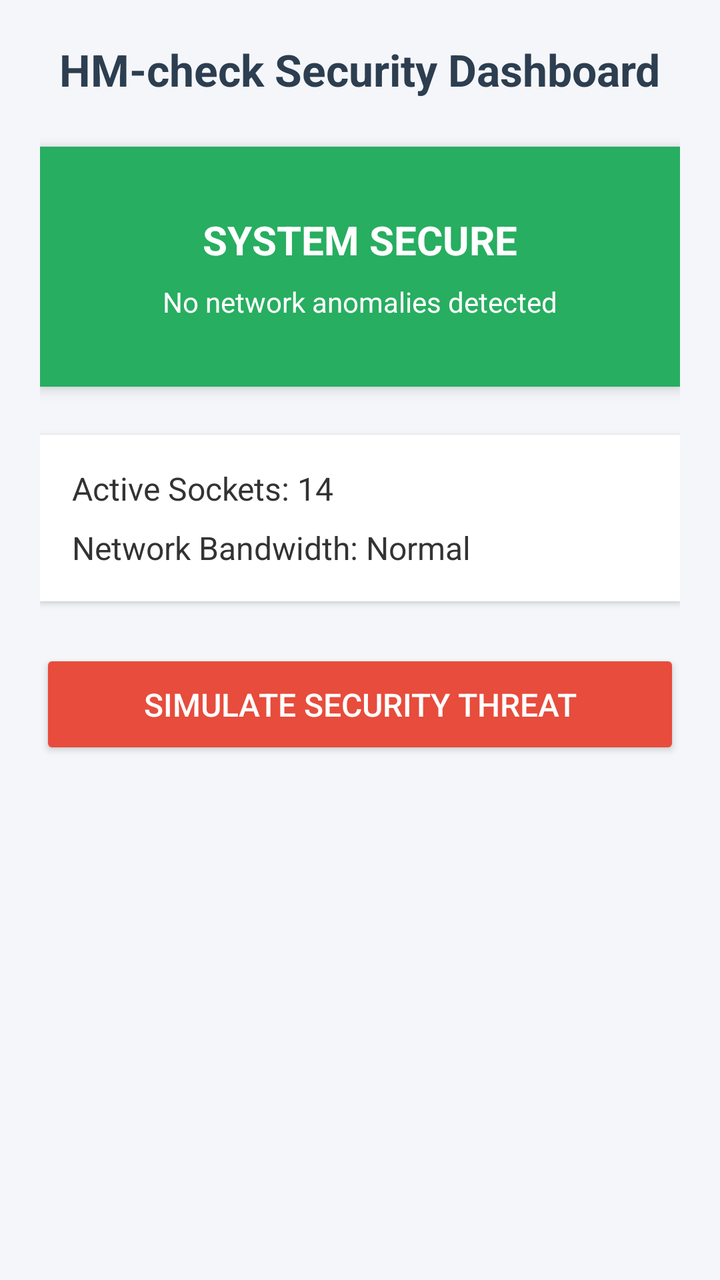
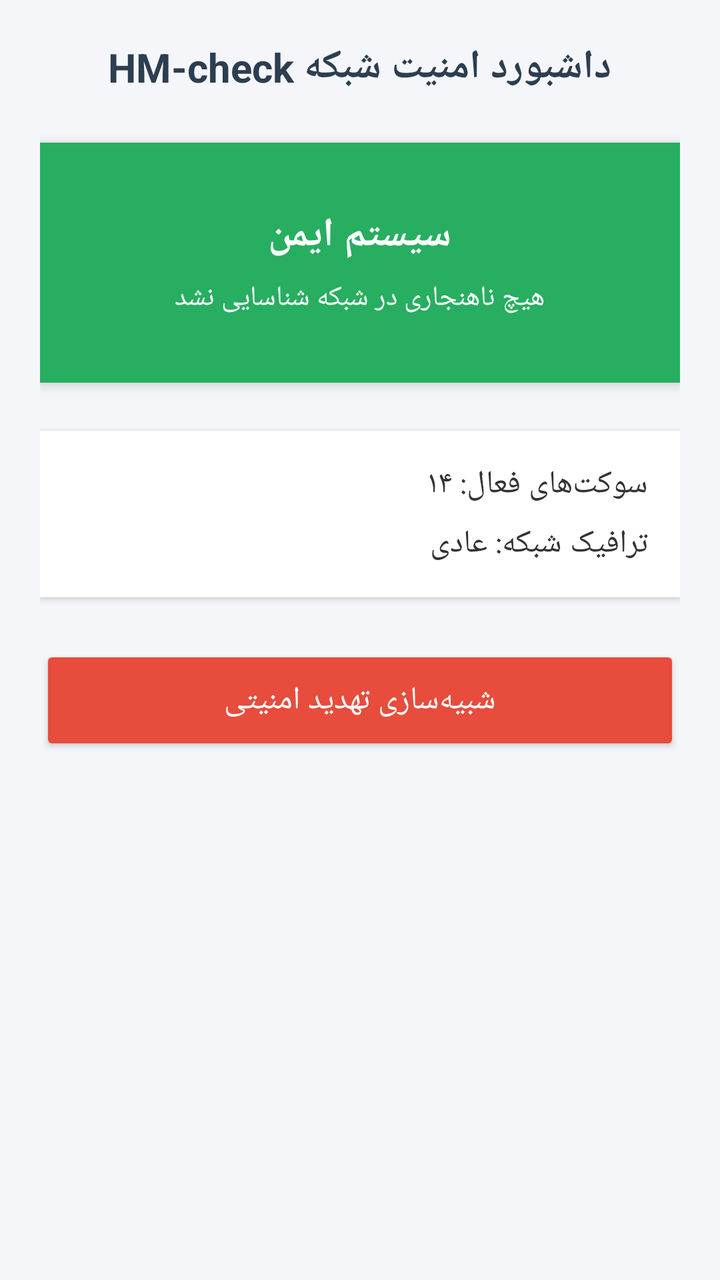

Two renders of the same Android screen: before a commit and after it. Below are the layout's source before the change and the commit's diff.
<!-- AndroidManifest.xml: application theme Theme.AppCompat.Light.DarkActionBar -->
<!-- res/layout/activity_main.xml -->
<?xml version="1.0" encoding="utf-8"?>
<LinearLayout 
    xmlns:android="http://schemas.android.com/apk/res/android"
    android:layout_width="match_parent"
    android:layout_height="match_parent"
    android:orientation="vertical"
    android:padding="20dp"
    android:gravity="center_horizontal"
    android:background="#F5F6FA">

    
    <TextView
        android:layout_width="wrap_content"
        android:layout_height="wrap_content"
        android:text="HM-check Security Dashboard"
        android:textSize="22sp"
        android:textStyle="bold"
        android:textColor="#2C3E50"
        android:layout_marginBottom="24dp" />

    
    <LinearLayout
        android:id="@+id/cardStatus"
        android:layout_width="match_parent"
        android:layout_height="120dp"
        android:orientation="vertical"
        android:gravity="center"
        android:background="#27AE60"
        android:elevation="4dp"
        android:layout_marginBottom="24dp">

        <TextView
            android:id="@+id/txtStatusTitle"
            android:layout_width="wrap_content"
            android:layout_height="wrap_content"
            android:text="SYSTEM SECURE"
            android:textColor="#FFFFFF"
            android:textSize="20sp"
            android:textStyle="bold" />

        <TextView
            android:id="@+id/txtStatusDesc"
            android:layout_width="wrap_content"
            android:layout_height="wrap_content"
            android:text="No network anomalies detected"
            android:textColor="#FFFFFF"
            android:textSize="14sp"
            android:layout_marginTop="8dp" />
    </LinearLayout>

    
    <LinearLayout
        android:layout_width="match_parent"
        android:layout_height="wrap_content"
        android:orientation="vertical"
        android:background="#FFFFFF"
        android:padding="16dp"
        android:elevation="2dp"
        android:layout_marginBottom="24dp">

        <TextView
            android:id="@+id/txtSockets"
            android:layout_width="match_parent"
            android:layout_height="wrap_content"
            android:text="Active Sockets: 14"
            android:textSize="16sp"
            android:textColor="#333333"
            android:paddingBottom="8dp" />

        <TextView
            android:id="@+id/txtTraffic"
            android:layout_width="match_parent"
            android:layout_height="wrap_content"
            android:text="Network Bandwidth: Normal"
            android:textSize="16sp"
            android:textColor="#333333" />
    </LinearLayout>

    
    <Button
        android:id="@+id/btnSimulate"
        android:layout_width="match_parent"
        android:layout_height="55dp"
        android:text="Simulate Security Threat"
        android:textSize="16sp"
        android:backgroundTint="#E74C3C"
        android:textColor="#FFFFFF" />

</LinearLayout>
<!-- resources referenced by this layout -->
<resources>

</resources>

<!-- the commit's change to res/layout/activity_main.xml (unified diff, before → after) -->
@@ -12,8 +12,8 @@
     <TextView
         android:layout_width="wrap_content"
         android:layout_height="wrap_content"
-        android:text="HM-check Security Dashboard"
-        android:textSize="22sp"
+        android:text="داشبورد امنیت شبکه HM-check"
+        android:textSize="20sp"
         android:textStyle="bold"
         android:textColor="#2C3E50"
         android:layout_marginBottom="24dp" />
@@ -33,7 +33,7 @@
             android:id="@+id/txtStatusTitle"
             android:layout_width="wrap_content"
             android:layout_height="wrap_content"
-            android:text="SYSTEM SECURE"
+            android:text="سیستم ایمن"
             android:textColor="#FFFFFF"
             android:textSize="20sp"
             android:textStyle="bold" />
@@ -42,7 +42,7 @@
             android:id="@+id/txtStatusDesc"
             android:layout_width="wrap_content"
             android:layout_height="wrap_content"
-            android:text="No network anomalies detected"
+            android:text="هیچ ناهنجاری در شبکه شناسایی نشد"
             android:textColor="#FFFFFF"
             android:textSize="14sp"
             android:layout_marginTop="8dp" />
@@ -62,7 +62,7 @@
             android:id="@+id/txtSockets"
             android:layout_width="match_parent"
             android:layout_height="wrap_content"
-            android:text="Active Sockets: 14"
+            android:text="سوکت‌های فعال: ۱۴"
             android:textSize="16sp"
             android:textColor="#333333"
             android:paddingBottom="8dp" />
@@ -71,7 +71,7 @@
             android:id="@+id/txtTraffic"
             android:layout_width="match_parent"
             android:layout_height="wrap_content"
-            android:text="Network Bandwidth: Normal"
+            android:text="ترافیک شبکه: عادی"
             android:textSize="16sp"
             android:textColor="#333333" />
     </LinearLayout>
@@ -81,7 +81,7 @@
         android:id="@+id/btnSimulate"
         android:layout_width="match_parent"
         android:layout_height="55dp"
-        android:text="Simulate Security Threat"
+        android:text="شبیه‌سازی تهدید امنیتی"
         android:textSize="16sp"
         android:backgroundTint="#E74C3C"
         android:textColor="#FFFFFF" />
